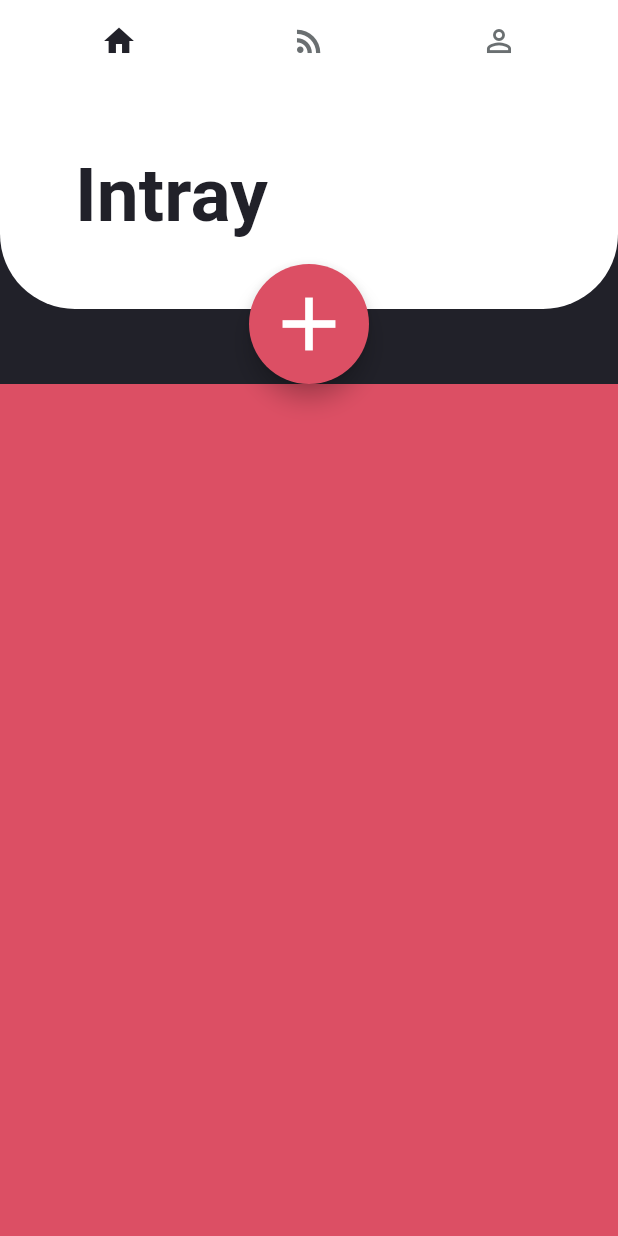
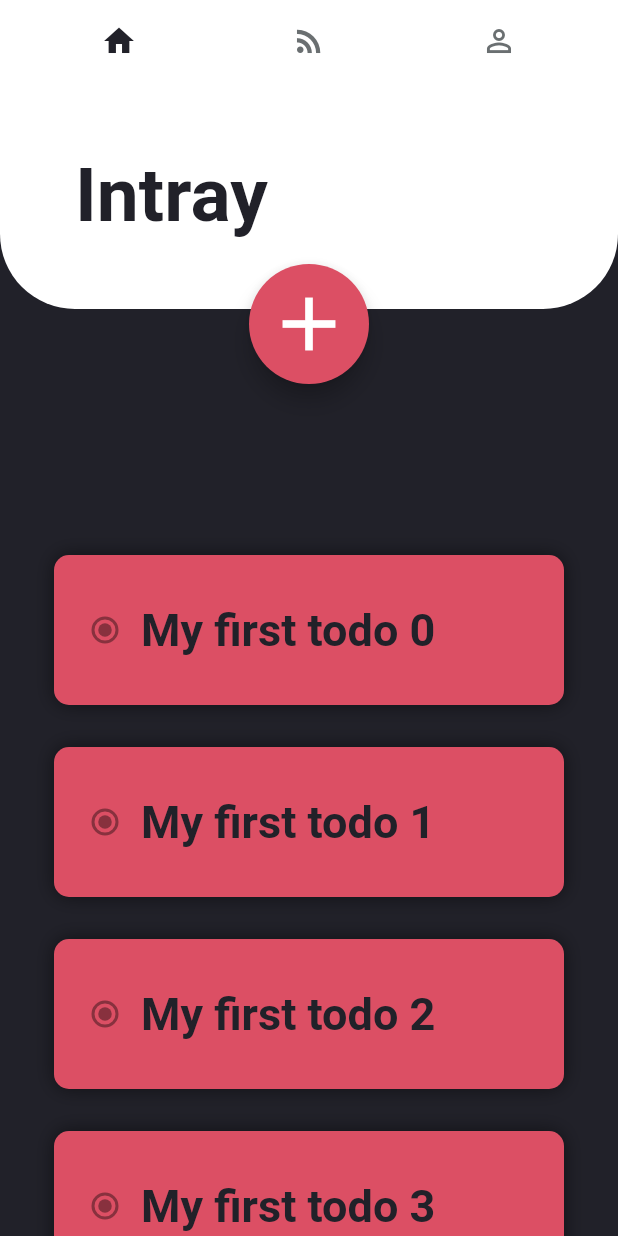
Before and after one commit to ilayda-the-Disc0Queen/todo_app, a Flutter app: the screen it shows after launch, on a phone screen of 412 x 824 dp. Run offline on Flutter 3.47's test engine with Material 2 defaults, Android fonts, the phone set to English and light mode, and no system bars; Roboto replaces fonts that are missing (Avenir).

Commit message:
Add reordering property to intray list

```diff
--- a/App/lib/UI/intray/intray_page.dart
+++ b/App/lib/UI/intray/intray_page.dart
@@ -1,4 +1,5 @@
 import 'package:flutter/material.dart';
+import 'package:todo_app/models/classes/task.dart';
 import 'package:todo_app/models/constants.dart';
 import 'package:todo_app/models/widgets/intray_todo.dart';
 
@@ -8,22 +9,65 @@ class IntrayPage extends StatefulWidget {
 }
 
 class _IntrayPageState extends State<IntrayPage> {
+  List<Task> taskList = [];
+
   @override
   Widget build(BuildContext context) {
+    taskList = getList();
     return Container(
       color: kDarkGreyColour,
-      child: ListView(
-        padding: EdgeInsets.only(top: 200),
-        children: getList(),
+      child: _buildReorderableListSimple(context),
+      // child: ReorderableListView(
+      //   padding: EdgeInsets.only(top: 300),
+      //   children: todoItems,
+      //   onReorder: _onReorder,
+      // ),
+    );
+  }
+
+  Widget _buildListTile(BuildContext context, Task item) {
+    return ListTile(
+      key: Key(item.taskId),
+      title: IntrayTodo(
+        title: item.title,
       ),
     );
   }
 
-  List<Widget> getList() {
-    List<IntrayTodo> list = [];
+  Widget _buildReorderableListSimple(BuildContext context) {
+    return Theme(
+      data: ThemeData(canvasColor: Colors.transparent),
+      child: ReorderableListView(
+        // handleSide: ReorderableListSimpleSide.Right,
+        // handleIcon: Icon(Icons.access_alarm),
+        padding: EdgeInsets.only(top: 300.0),
+        children:
+            taskList.map((Task item) => _buildListTile(context, item)).toList(),
+        onReorder: (oldIndex, newIndex) {
+          setState(() {
+            Task item = taskList[oldIndex];
+            taskList.remove(item);
+            taskList.insert(newIndex, item);
+          });
+        },
+      ),
+    );
+  }
+
+  void _onReorder(int oldIndex, int newIndex) {
+    setState(() {
+      if (newIndex > oldIndex) {
+        newIndex -= 1;
+      }
+      final Task item = taskList.removeAt(oldIndex);
+      taskList.insert(newIndex, item);
+    });
+  }
+
+  List<Task> getList() {
     for (int i = 0; i < 10; i++) {
-      list.add(IntrayTodo());
+      taskList.add(Task("My first todo " + i.toString(), false, i.toString()));
     }
-    return list;
+    return taskList;
   }
 }
--- /dev/null
+++ b/App/lib/models/classes/task.dart
@@ -0,0 +1,13 @@
+class Task {
+  List<Task> tasks;
+  String note;
+  DateTime timeToComplete; // duration of task
+  bool completed = false;
+  String repeats;
+  DateTime deadline;
+  List<DateTime> reminders;
+  String taskId;
+  String title;
+
+  Task(this.title, this.completed, this.taskId);
+}
--- a/App/lib/models/constants.dart
+++ b/App/lib/models/constants.dart
@@ -10,3 +10,9 @@ TextStyle kIntrayTextStyle = TextStyle(
     fontWeight: FontWeight.w700,
     color: kDarkGreyColour,
     fontSize: 50);
+
+TextStyle kDarkTodoTitle = TextStyle(
+    fontFamily: 'Avenir',
+    fontWeight: FontWeight.w700,
+    color: kDarkGreyColour,
+    fontSize: 30);
--- a/App/lib/models/widgets/intray_todo.dart
+++ b/App/lib/models/widgets/intray_todo.dart
@@ -2,11 +2,35 @@ import 'package:flutter/material.dart';
 import 'package:todo_app/models/constants.dart';
 
 class IntrayTodo extends StatelessWidget {
+  final String title;
+  IntrayTodo({this.title});
+
   @override
   Widget build(BuildContext context) {
     return Container(
       height: 100,
-      color: kRedColour,
+      margin: EdgeInsets.symmetric(vertical: 10, horizontal: 20),
+      padding: EdgeInsets.all(10),
+      decoration: BoxDecoration(
+          borderRadius: BorderRadius.all(Radius.circular(10)),
+          color: kRedColour,
+          boxShadow: [
+            BoxShadow(color: Colors.black.withOpacity(0.5), blurRadius: 10.0)
+          ]),
+      child: Row(
+        children: [
+          Radio(),
+          Column(
+            mainAxisAlignment: MainAxisAlignment.center,
+            children: [
+              Text(
+                title,
+                style: kDarkTodoTitle,
+              )
+            ],
+          ),
+        ],
+      ),
     );
   }
 }
```
